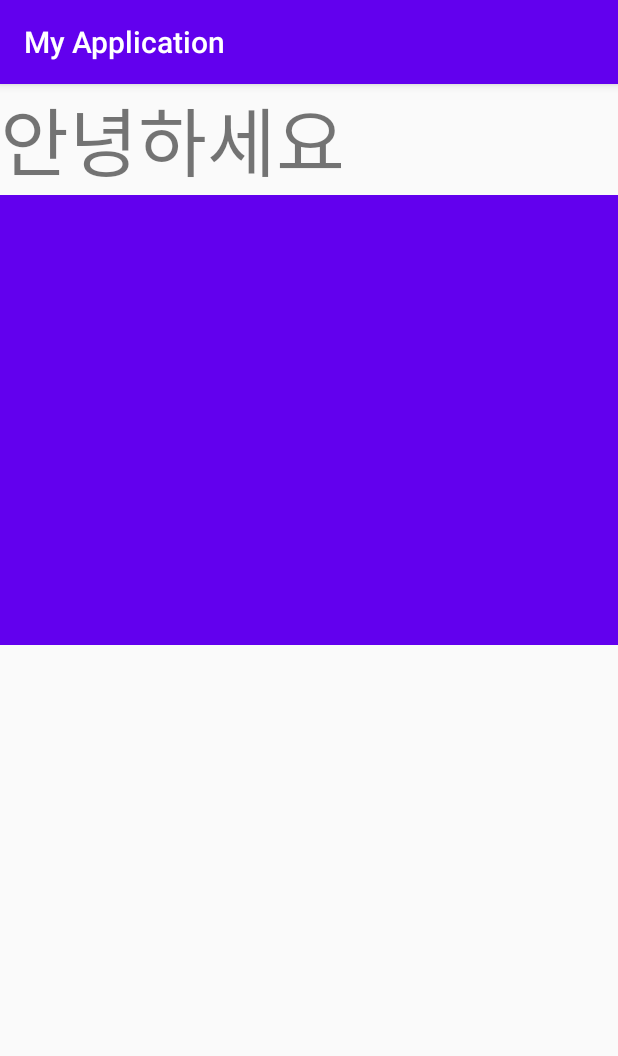
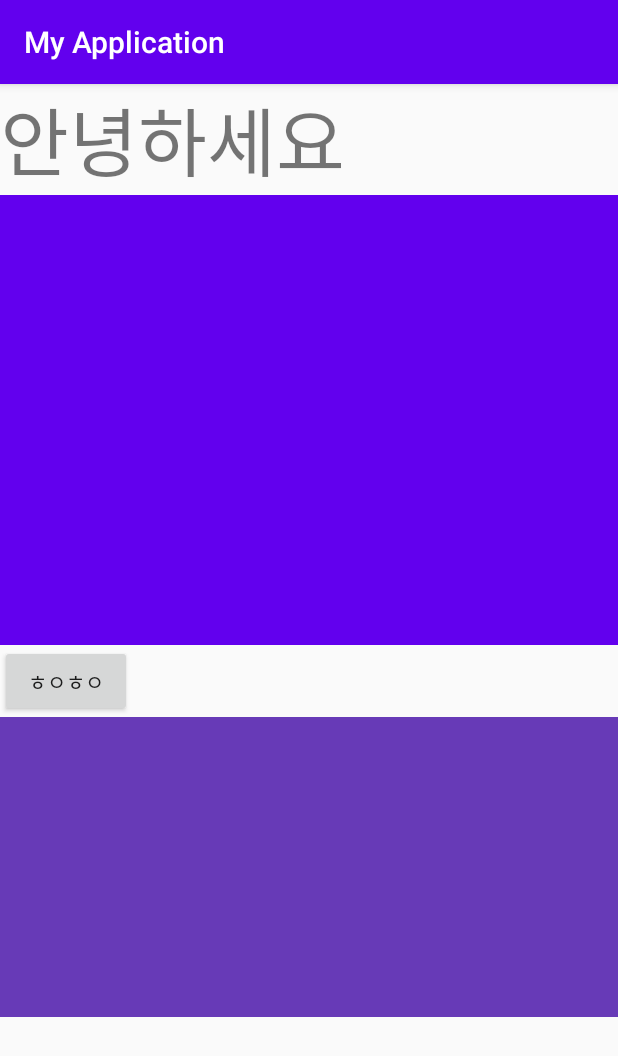
Before and after one commit to minhyuuk/AloneAppStudy, an Android app: the screen it shows after launch (FragmentActivity), on a phone screen of 412 x 824 dp. Shown: the top 1056 px of the screen. Run offline under Robolectric (Android 15) with nearby library versions, the phone set to English and light mode, and no system bars.

Commit message:
이해가 잘 안되는 Fragment

```diff
--- a/app/src/main/res/layout/activity_fragment.xml
+++ b/app/src/main/res/layout/activity_fragment.xml
@@ -18,5 +18,16 @@
         android:name="com.example.myapplication.Practice.FragmentOne"
         android:layout_width="match_parent"
         android:layout_height="300dp"/>
+    <Button
+        android:id="@+id/button"
+        android:layout_width="wrap_content"
+        android:layout_height="wrap_content"
+        android:text="ㅎㅇㅎㅇ"/>
+    <LinearLayout
+        android:id="@+id/container"
+        android:layout_width="match_parent"
+        android:layout_height="200dp"
+        android:background="#673AB7"
+        android:orientation="vertical"/>
 
 </LinearLayout>
```
Also changed, not shown: app/src/main/java/com/example/myapplication/Practice/FragmentActivity.kt (+24 -0 lines), 1 other file.
